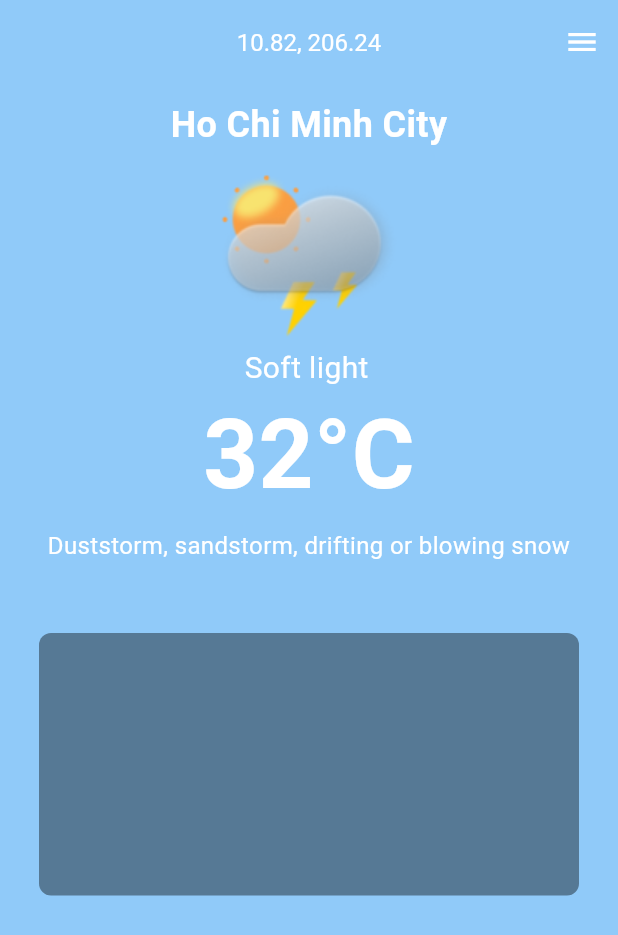
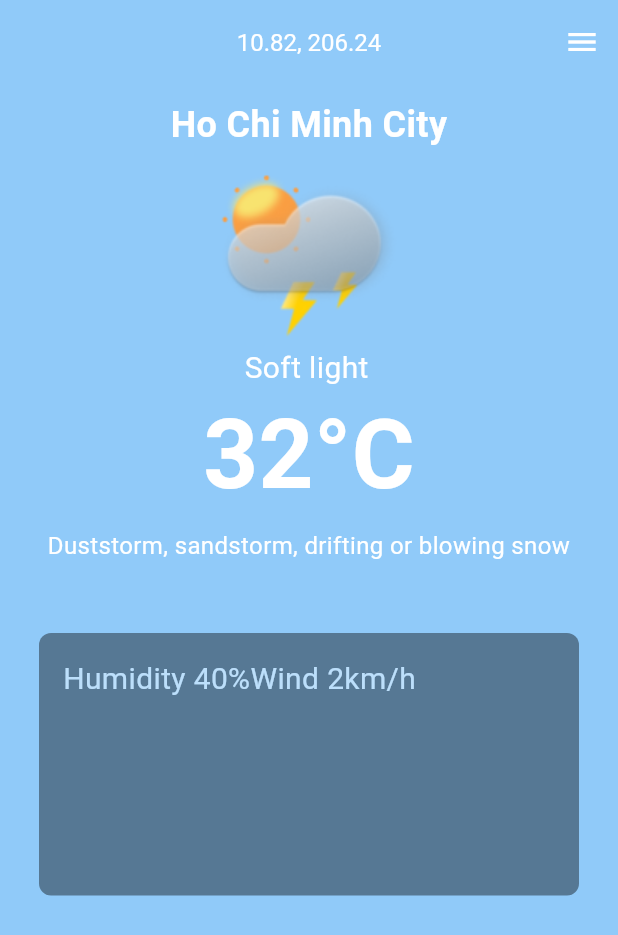
Before and after one commit to KzGM/weather_app, a Flutter app: the screen it shows after launch, on a phone screen of 412 x 824 dp. Shown: the top 935 px of the screen. Run offline on Flutter 3.47's test engine with Material 3 defaults, Android fonts, the phone set to English and light mode, and no system bars; our stand-ins replace device_preview.

Commit message:
some changes

```diff
--- a/lib/main.dart
+++ b/lib/main.dart
@@ -153,7 +153,47 @@ class _MyHomePageState extends State<MyHomePage> {
           borderRadius: BorderRadius.circular(8),
           color: Colors.black,
         ),
+        child: Column(
+          children: [
+            Padding(
+              padding: const EdgeInsets.all(16.0),
+              child: Row(
+                children: [Humidity(text: '40'), Wind(text: '2')],
+              ),
+            )
+          ],
+        ),
       ),
     );
   }
+
+  Text Humidity({
+    required String text,
+  }) {
+    return Text(
+      'Humidity $text%',
+      style: TextStyle(
+          color: Colors.white, fontSize: 20, fontWeight: FontWeight.w400),
+    );
+  }
+
+  Text Wind({
+    required String text,
+  }) {
+    return Text(
+      'Wind ${text}km/h',
+      style: TextStyle(
+          color: Colors.white, fontSize: 20, fontWeight: FontWeight.w400),
+    );
+  }
+
+  Text PM10({
+    required String text,
+  }) {
+    return Text(
+      'PM10 $textμg/m³',
+      style: TextStyle(
+          color: Colors.white, fontSize: 20, fontWeight: FontWeight.w400),
+    );
+  }
 }
```
